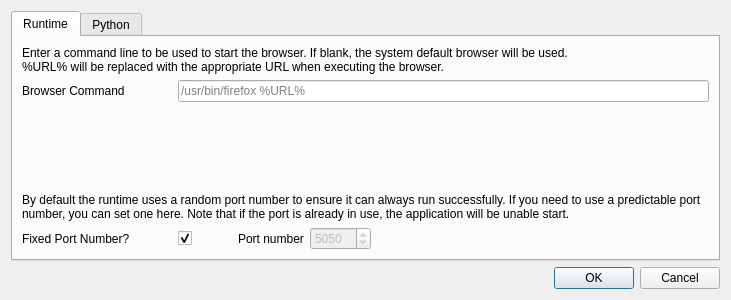
Before: the Qt Designer form runtime/ConfigWindow.ui in pgadmin-org/pgadmin4, drawn with Qt 5.
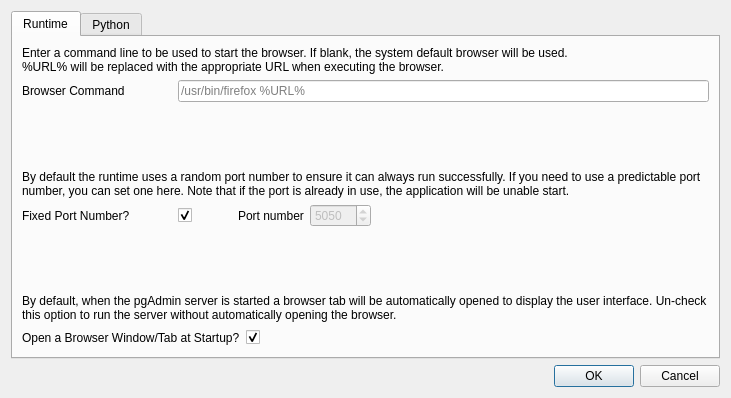
After: the same form once the commit is applied.

Commit message: Added an option to prevent a browser tab being opened at startup. Fixes #5353

The edit to the form file:
```diff
--- a/runtime/ConfigWindow.ui
+++ b/runtime/ConfigWindow.ui
@@ -7,7 +7,7 @@
     <x>0</x>
     <y>0</y>
     <width>731</width>
-    <height>300</height>
+    <height>398</height>
    </rect>
   </property>
   <property name="sizePolicy">
@@ -228,6 +228,66 @@
            </item>
           </layout>
          </item>
+         <item>
+          <spacer name="verticalSpacer">
+           <property name="orientation">
+            <enum>Qt::Vertical</enum>
+           </property>
+           <property name="sizeHint" stdset="0">
+            <size>
+             <width>20</width>
+             <height>40</height>
+            </size>
+           </property>
+          </spacer>
+         </item>
+         <item>
+          <widget class="QLabel" name="label_8">
+           <property name="text">
+            <string>By default, when the pgAdmin server is started a browser tab will be automatically opened to display the user interface. Un-check this option to run the server without automatically opening the browser.</string>
+           </property>
+           <property name="wordWrap">
+            <bool>true</bool>
+           </property>
+          </widget>
+         </item>
+         <item>
+          <layout class="QHBoxLayout" name="horizontalLayout_2">
+           <item>
+            <widget class="QLabel" name="label_9">
+             <property name="text">
+              <string>Open a Browser Window/Tab at Startup?</string>
+             </property>
+            </widget>
+           </item>
+           <item>
+            <widget class="QCheckBox" name="chkOpenTabAtStartup">
+             <property name="layoutDirection">
+              <enum>Qt::RightToLeft</enum>
+             </property>
+             <property name="text">
+              <string/>
+             </property>
+             <property name="checked">
+              <bool>true</bool>
+             </property>
+            </widget>
+           </item>
+           <item>
+            <spacer name="horizontalSpacer_3">
+             <property name="orientation">
+              <enum>Qt::Horizontal</enum>
+             </property>
+             <property name="sizeHint" stdset="0">
+              <size>
+               <width>40</width>
+               <height>20</height>
+              </size>
+             </property>
+            </spacer>
+           </item>
+          </layout>
+         </item>
         </layout>
        </item>
       </layout>
```
Left out of the diff: 59 changed lines with no effect on the pictures. The commit also changes 6 other files.
